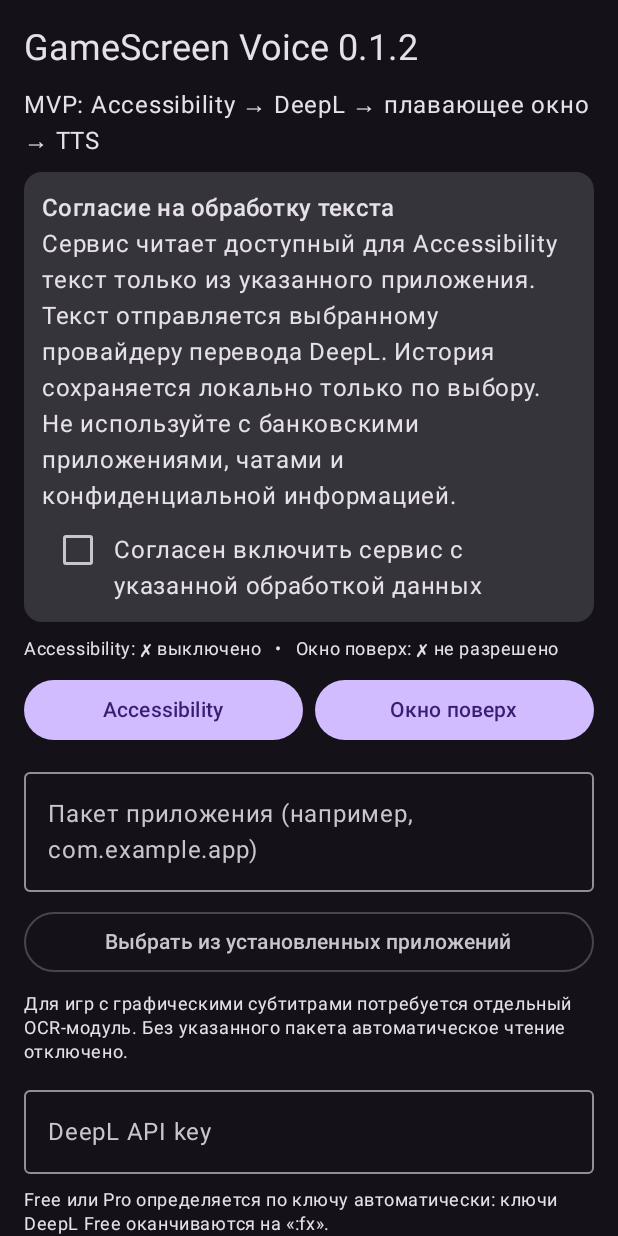
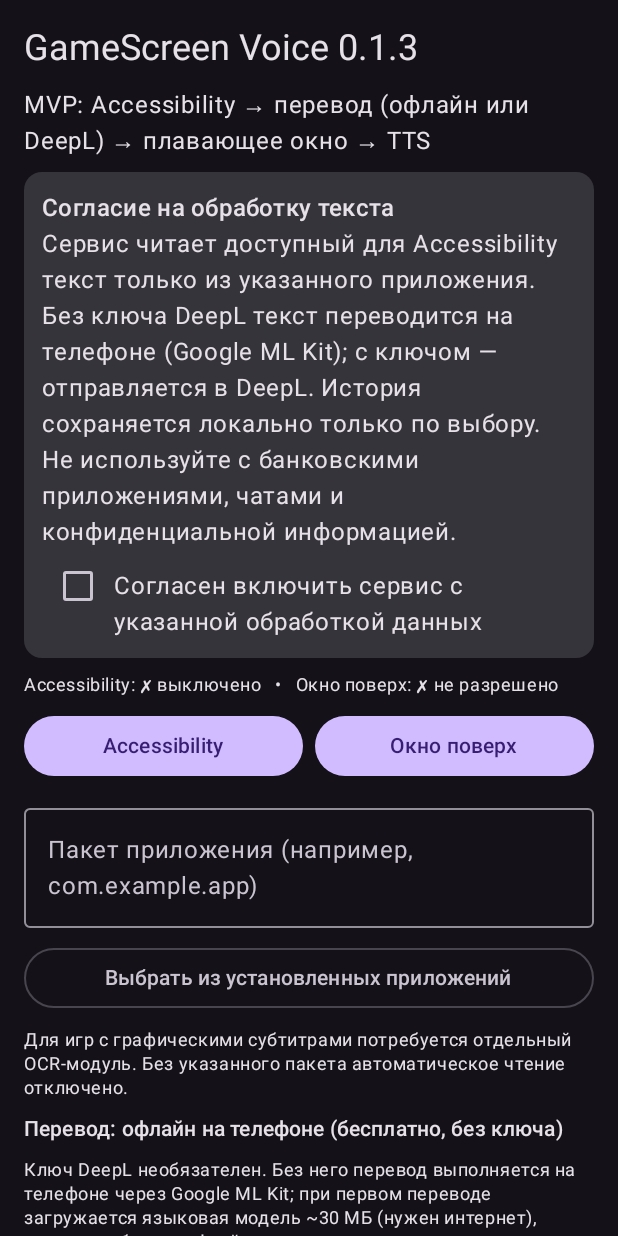
Before and after one commit to tem40504-wq/Pers, an Android app built with Jetpack Compose: the composable Screen shown on its own in the app's theme, on a phone screen of 412 x 824 dp. Run offline under Robolectric (Android 15) with nearby library versions, the phone set to English and light mode, and no system bars; our stand-ins replace Room's generated code; pictures from the network do not load.

Commit message:
0.1.3: free on-device ML Kit translation without API key; fixed debug signing key
Co-Authored-By: Claude Opus 5.5 <noreply@anthropic.com>
Claude-Session: https://claude.ai/code/session_011n7h4KPKfjn7qQfVpVH9CV

```diff
--- a/app/src/main/java/dev/gamescreen/voice/data/SettingsStore.kt
+++ b/app/src/main/java/dev/gamescreen/voice/data/SettingsStore.kt
@@ -15,7 +15,9 @@ data class VoiceSettings(
     val selectedPackage: String = "",
     val darkTheme: Boolean = true,
     val keepHistory: Boolean = false,
-    val consent: Boolean = false
+    val consent: Boolean = false,
+    /** Always use on-device ML Kit, even if a DeepL key is saved. */
+    val offlineOnly: Boolean = false
 )
 
 class SettingsStore(context: Context) {
@@ -34,7 +36,8 @@ class SettingsStore(context: Context) {
         selectedPackage = prefs.getString(KEY_PACKAGE, "") ?: "",
         darkTheme = prefs.getBoolean("dark", true),
         keepHistory = prefs.getBoolean("history", false),
-        consent = prefs.getBoolean("consent", false)
+        consent = prefs.getBoolean("consent", false),
+        offlineOnly = prefs.getBoolean("offline", false)
     )
     fun save(s: VoiceSettings) {
         prefs.edit()
@@ -49,6 +52,7 @@ class SettingsStore(context: Context) {
             .putBoolean("dark", s.darkTheme)
             .putBoolean("history", s.keepHistory)
             .putBoolean("consent", s.consent)
+            .putBoolean("offline", s.offlineOnly)
             .apply()
     }
     /** Consent is stored immediately, independent of the «Save» button. */
--- a/app/src/main/java/dev/gamescreen/voice/ui/MainActivity.kt
+++ b/app/src/main/java/dev/gamescreen/voice/ui/MainActivity.kt
@@ -101,12 +101,12 @@ private fun Screen(
         Surface(Modifier.fillMaxSize(), color = MaterialTheme.colorScheme.background) {
         Column(Modifier.fillMaxSize().safeDrawingPadding().verticalScroll(rememberScrollState()).padding(16.dp),
             verticalArrangement = Arrangement.spacedBy(9.dp)) {
-            Text("GameScreen Voice 0.1.2", style = MaterialTheme.typography.headlineSmall)
-            Text("MVP: Accessibility → DeepL → плавающее окно → TTS")
+            Text("GameScreen Voice 0.1.3", style = MaterialTheme.typography.headlineSmall)
+            Text("MVP: Accessibility → перевод (офлайн или DeepL) → плавающее окно → TTS")
             Card { Column(Modifier.padding(12.dp)) {
                 Text("Согласие на обработку текста", style = MaterialTheme.typography.titleMedium)
                 Text("Сервис читает доступный для Accessibility текст только из указанного приложения. " +
-                    "Текст отправляется выбранному провайдеру перевода DeepL. " +
+                    "Без ключа DeepL текст переводится на телефоне (Google ML Kit); с ключом — отправляется в DeepL. " +
                     "История сохраняется локально только по выбору. " +
                     "Не используйте с банковскими приложениями, чатами и конфиденциальной информацией.")
                 Row { Checkbox(checked = s.consent, onCheckedChange = { vm.setConsent(it) })
@@ -130,9 +130,14 @@ private fun Screen(
             Text("Для игр с графическими субтитрами потребуется отдельный OCR-модуль. " +
                 "Без указанного пакета автоматическое чтение отключено.",
                 style = MaterialTheme.typography.bodySmall)
+            Text("Перевод: ${if (s.offlineOnly || !apiKeySaved) "офлайн на телефоне (бесплатно, без ключа)" else "DeepL"}",
+                style = MaterialTheme.typography.titleSmall)
+            Text("Ключ DeepL необязателен. Без него перевод выполняется на телефоне через Google ML Kit; " +
+                "при первом переводе загружается языковая модель ~30 МБ (нужен интернет), дальше работает офлайн.",
+                style = MaterialTheme.typography.bodySmall)
             OutlinedTextField(
                 secret, { secret = it }, modifier = Modifier.fillMaxWidth(),
-                label = { Text(if (apiKeySaved) "DeepL API key (уже сохранён)" else "DeepL API key") },
+                label = { Text(if (apiKeySaved) "DeepL API key (уже сохранён)" else "DeepL API key (необязательно)") },
                 visualTransformation = PasswordVisualTransformation(), singleLine = true
             )
             Text("Free или Pro определяется по ключу автоматически: ключи DeepL Free оканчиваются на «:fx».",
@@ -156,6 +161,8 @@ private fun Screen(
             Slider(s.sizeScale, { vm.edit(s.copy(sizeScale = it)) }, valueRange = .7f..1.2f)
             Row { Switch(s.darkTheme, { vm.edit(s.copy(darkTheme = it)) });
                 Text("Тёмная тема", Modifier.padding(12.dp)) }
+            Row { Switch(s.offlineOnly, { vm.edit(s.copy(offlineOnly = it)) });
+                Text("Всегда офлайн-перевод, даже если есть ключ DeepL", Modifier.padding(12.dp)) }
             Row { Switch(s.keepHistory, { vm.edit(s.copy(keepHistory = it)) });
                 Text("Сохранять историю локально", Modifier.padding(12.dp)) }
             Button(onClick = { vm.save(secret); secret = ""; apiKeySaved = vm.hasApiKey(); savedMessage = "Настройки сохранены" },
@@ -164,8 +171,6 @@ private fun Screen(
             Row(horizontalArrangement = Arrangement.spacedBy(8.dp)) {
                 Button(onClick = {
                     when {
-                        !apiKeySaved && secret.isBlank() ->
-                            savedMessage = "Сначала укажите API-ключ DeepL и проверьте перевод кнопкой «Тест»"
                         s.selectedPackage.trim().isBlank() ->
                             savedMessage = "Укажите пакет приложения для чтения текста"
                         else -> {
@@ -187,7 +192,7 @@ private fun Screen(
                 apiKeySaved = vm.hasApiKey()
                 vm.sendDemo()
             }, modifier = Modifier.fillMaxWidth()) {
-                Text("Тест: перевести Hello world (без Accessibility)")
+                Text("Тест: перевести Hello world")
             }
             Text("Состояние: ${translation.status}")
             if (translation.translated.isNotBlank()) Text(translation.translated)
```
Also changed, not shown: app/build.gradle.kts (+19 -2 lines), app/src/main/java/dev/gamescreen/voice/GameVoiceApp.kt (+8 -1 lines), app/src/main/java/dev/gamescreen/voice/data/DeepLTranslationRepository.kt (+8 -1 lines), app/src/main/java/dev/gamescreen/voice/data/MlKitTranslationRepository.kt (added, +86 -0 lines), app/src/main/java/dev/gamescreen/voice/data/RoutingTranslationRepository.kt (added, +23 -0 lines), app/src/main/java/dev/gamescreen/voice/domain/TranslationPipeline.kt (+5 -2 lines), app/src/main/java/dev/gamescreen/voice/domain/TranslationRepository.kt (+10 -1 lines), 3 other files.
